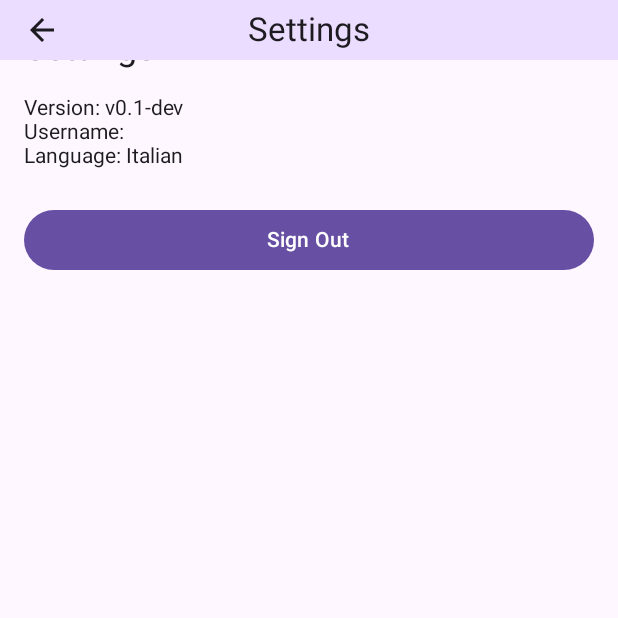
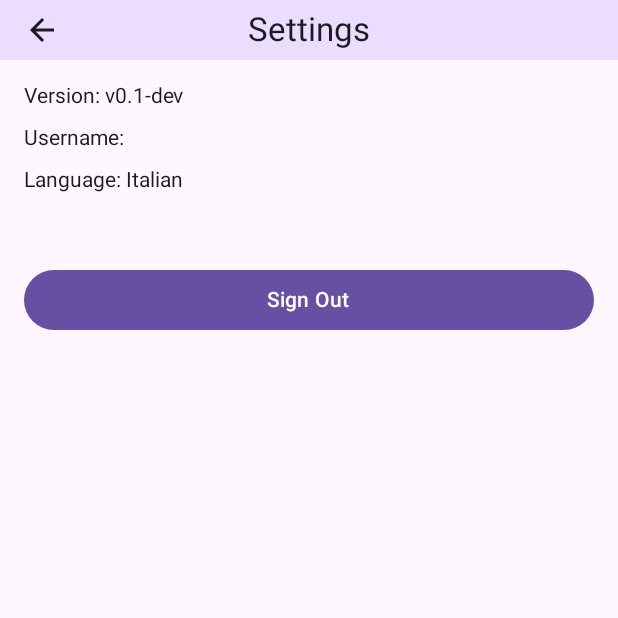
Before and after one commit to gASK13/oghmai, an Android app built with Jetpack Compose: the composable SettingsScreen shown on its own in the app's theme, on a phone screen of 412 x 824 dp, the top half of it. Run offline under Robolectric (Android 15) with nearby library versions, the phone set to English and light mode, and no system bars; libraries missing offline, so code that uses them is left out: com.amazonaws.mobile; 3 statements that could not run were skipped.

Commit message:
Proper nav + settings + logo on login.

```diff
--- a/app/src/main/java/net/gask13/oghmai/ui/SettingsScreen.kt
+++ b/app/src/main/java/net/gask13/oghmai/ui/SettingsScreen.kt
@@ -28,15 +28,15 @@ fun SettingsScreen(
         title = "Settings",
         isMainScreen = false,
         showOptionsMenu = false
-    ) {
-        Column(modifier = Modifier.padding(16.dp)) {
-            Text("Settings", style = MaterialTheme.typography.headlineSmall)
-            Spacer(modifier = Modifier.height(16.dp))
+    ) { paddingValues ->
+        Column(
+            modifier = Modifier.padding(paddingValues).padding(16.dp),
+            verticalArrangement = Arrangement.spacedBy(12.dp)
+        ) {
             Text("Version: $version")
             Text("Username: $username")
             Text("Language: $language")
             Spacer(modifier = Modifier.height(24.dp))
-
             Button(
                 onClick = {
                     coroutineScope.launch {
```
Also changed, not shown: app/src/main/java/net/gask13/oghmai/MainActivity.kt (+3 -11 lines), app/src/main/java/net/gask13/oghmai/ui/LoginScreen.kt (+13 -0 lines).
